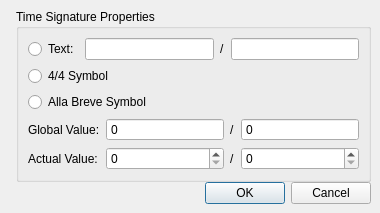
Before: the Qt Designer form mscore/mscore/timesigproperties.ui in musescore/musescore-old, drawn with Qt 5.
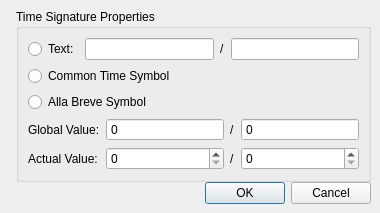
After: the same form once the commit is applied. Icons and pictures are not drawn.

What changed in the file:
```diff
--- a/mscore/mscore/timesigproperties.ui
+++ b/mscore/mscore/timesigproperties.ui
@@ -77,7 +77,7 @@
         <item>
          <widget class="QRadioButton" name="fourfourButton">
           <property name="text">
-           <string>4/4 Symbol</string>
+           <string>Common Time Symbol</string>
           </property>
          </widget>
         </item>
```
